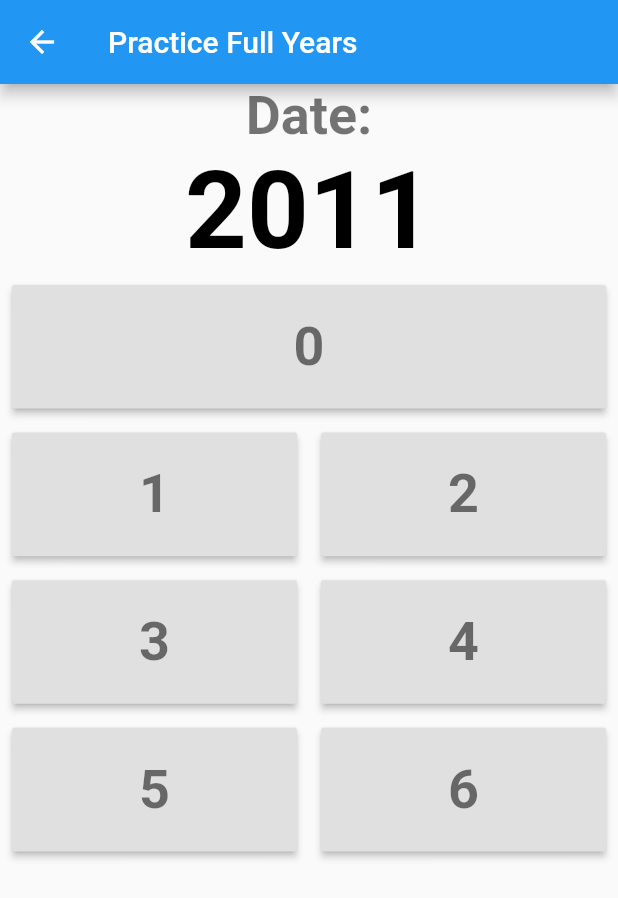
After one commit to sebastian-steiner/wdf, a Flutter app: the PYearFullStart screen opened by its route, after a tap on "Start practice round!", on a phone screen of 412 x 824 dp. The commit adds this screen. Shown: the top 898 px of the screen. Run offline on Flutter 3.47's test engine with Material 2 defaults, Android fonts, the phone set to English and light mode, and no system bars; our stand-ins replace auto_size_text, numberpicker; generated files the repository leaves out were written again.

Commit message:
Add full year page

```diff
--- a/lib/homepage.dart
+++ b/lib/homepage.dart
@@ -12,12 +12,10 @@ class Homepage extends StatelessWidget {
         mainAxisAlignment: MainAxisAlignment.center,
         crossAxisAlignment: CrossAxisAlignment.center,
         children: <Widget>[
-          NamedNavigatorButton(
-            route: "/PMonth",
-            text: "Practice Months",
-          ),
+          NamedNavigatorButton(route: "/PMonth", text: "Practice Months",),
           NamedNavigatorButton(route: "/PYear", text: "Practice Years"),
           NamedNavigatorButton(route: "/PCentury", text: "Practice Centuries"),
+          NamedNavigatorButton(route: "/PYearFull", text: "Practice Full Years"),
           NamedNavigatorButton(route: "/PDayMonth", text: "Practice Day-Months"),
           NamedNavigatorButton(route: "/PFull", text: "Practice Full Dates"),
         ],
--- a/lib/main.dart
+++ b/lib/main.dart
@@ -5,6 +5,7 @@ import 'package:wdf/p_month/p_month_start.dart';
 import 'package:wdf/p_century/p_century_start.dart';
 import 'package:wdf/p_year/p_year_start.dart';
 import 'package:wdf/p_full/p_full_start.dart';
+import 'package:wdf/p_year_full/p_year_full_start.dart';
 
 void main() {
   runApp(MyApp());
@@ -22,8 +23,9 @@ class MyApp extends StatelessWidget {
         '/PMonth': (context) => PMonthStart(),
         '/PYear': (context) => PYearStart(),
         '/PCentury': (context) => PCenturyStart(),
+        '/PYearFull': (context) => PYearFullStart(),
+        '/PDayMonth': (context) => PDayMonthStart(),
         '/PFull': (context) => PFullStart(),
-        '/PDayMonth': (context) => PDayMonthStart(),
       },
       theme: ThemeData(
           primarySwatch: Colors.blue,
--- /dev/null
+++ b/lib/p_year_full/p_year_full.dart
@@ -0,0 +1,136 @@
+import 'dart:math';
+
+import 'package:auto_size_text/auto_size_text.dart';
+import 'package:flutter/material.dart';
+import 'package:wdf/logic/date.dart';
+import 'package:wdf/logic/statistics.dart';
+import 'package:wdf/widgets/answer_widget.dart';
+
+import 'p_year_full_end.dart';
+
+class PYearFull extends StatefulWidget {
+  final int count;
+  final int minCentury;
+  final int maxCentury;
+  final int minYear;
+  final int maxYear;
+
+  PYearFull(
+      {Key key,
+      @required this.count,
+      @required this.minCentury,
+      @required this.maxCentury,
+      @required this.minYear,
+      @required this.maxYear})
+      : super(key: key);
+
+  @override
+  _PYearFullState createState() => _PYearFullState();
+}
+
+class _PYearFullState extends State<PYearFull> {
+  List<int> remainingCodes;
+  Color color;
+  Stopwatch watch;
+  Random rng;
+
+  Statistics stats;
+
+  List<int> setupCodes() {
+    List<int> remaining = new List();
+    for (int i = 0; i < widget.count; i++) {
+      remaining.add(createYear(widget.minYear, widget.maxYear,
+          widget.minCentury, widget.maxCentury));
+    }
+    return remaining;
+  }
+
+  int createYear(minY, maxY, minC, maxC) {
+    int century = rng.nextInt((maxC - minC) ~/ 100) + minC ~/ 100;
+    int year = rng.nextInt(maxY - minY) + minY;
+    return century * 100 + year;
+  }
+
+  @override
+  void initState() {
+    super.initState();
+    rng = new Random();
+    stats = new Statistics();
+    remainingCodes = setupCodes();
+    remainingCodes.shuffle();
+    color = Colors.black;
+    watch = Stopwatch();
+  }
+
+  @override
+  Widget build(BuildContext context) {
+    if (!watch.isRunning) {
+      watch.start();
+    }
+
+    return Scaffold(
+      appBar: AppBar(
+        title: Text("Practice Full Years"),
+      ),
+      body: Row(
+        mainAxisAlignment: MainAxisAlignment.center,
+        children: <Widget>[
+          Expanded(
+              child: Column(
+            children: <Widget>[
+              Text(
+                "Date:",
+                style: Theme.of(context).textTheme.headline2,
+              ),
+              Text(
+                remainingCodes.last.toString(),
+                style: Theme.of(context)
+                    .textTheme
+                    .headline1
+                    .copyWith(color: color),
+              ),
+              AnswerWidget(answer: answer)
+            ],
+          ))
+        ],
+      ),
+    );
+  }
+
+  void answer(int val) async {
+    int curr = Date.centuryCode(remainingCodes.last ~/ 100) +
+        Date.yearCode(remainingCodes.last % 100);
+    curr %= 7;
+
+    if (curr == val) {
+      if (remainingCodes.length == 1) {
+        stats.options.addAll({
+          "count": widget.count.toString(),
+          "minCentury": widget.minCentury.toString(),
+          "maxCentury": widget.maxCentury.toString(),
+          "minYear": widget.minYear.toString(),
+          "maxYear": widget.maxYear.toString()
+        });
+      }
+
+      setState(() {
+        // time
+        watch.stop();
+        stats.times.add(watch.elapsed);
+        watch.reset();
+
+        color = Colors.green;
+        remainingCodes.removeLast();
+        if (remainingCodes.isEmpty) {
+          Navigator.of(context).pushReplacement(
+              MaterialPageRoute(builder: (_) => PYearFullEnd(stats: stats)));
+        }
+      });
+    } else {
+      setState(() {
+        stats.errors++;
+        color = Colors.redAccent;
+      });
+    }
+  }
+}
--- /dev/null
+++ b/lib/p_year_full/p_year_full_start.dart
@@ -0,0 +1,134 @@
+import 'package:flutter/material.dart';
+import 'package:wdf/widgets/bool_picker_row.dart';
+import 'package:wdf/widgets/number_picker_row.dart';
+
+import 'p_year_full.dart';
+
+class PYearFullStart extends StatefulWidget {
+  @override
+  State createState() => _PYearFullStartState();
+}
+
+class _PYearFullStartState extends State<PYearFullStart> {
+  int count;
+  int minCentury;
+  int maxCentury;
+  int minYear;
+  int maxYear;
+
+  @override
+  void initState() {
+    super.initState();
+    count = 30;
+    minYear = 0;
+    maxYear = 99;
+    minCentury = 1600;
+    maxCentury = 2400;
+  }
+
+  @override
+  Widget build(BuildContext context) {
+    return Scaffold(
+      appBar: AppBar(
+        title: Text(
+          "Practice Full Years",
+          style: Theme.of(context)
+              .textTheme
+              .headline3
+              .copyWith(color: Colors.white),
+        ),
+      ),
+      body: Row(
+        mainAxisAlignment: MainAxisAlignment.center,
+        children: <Widget>[
+          Column(
+            children: <Widget>[
+              Text(
+                "Setup",
+                style: Theme.of(context).textTheme.bodyText1,
+              ),
+              NumberPickerRow(
+                curr: count,
+                min: 1,
+                max: 250,
+                name: "Count",
+                update: (val) => setState(() {
+                  count = val;
+                }),
+              ),
+              NumberPickerRow(
+                curr: minYear,
+                min: 0,
+                max: 99 - 1,
+                // max > min
+                name: "Min Year",
+                update: (val) => setState(() {
+                  minYear = val;
+                  if (minYear >= maxYear) {
+                    maxYear = minYear + 1;
+                  }
+                }),
+              ),
+              NumberPickerRow(
+                curr: maxYear,
+                min: 0 + 1,
+                // max > min
+                max: 99,
+                name: "Max Year",
+                update: (val) => setState(() {
+                  maxYear = val;
+                  if (maxYear <= minYear) {
+                    minYear = maxYear - 1;
+                  }
+                }),
+              ),
+              NumberPickerRow(
+                curr: minCentury,
+                min: 0,
+                max: 3000 - 100,
+                // max > min
+                step: 100,
+                name: "Min Century",
+                update: (val) => setState(() {
+                  minCentury = val;
+                  if (minCentury >= maxCentury) {
+                    maxCentury = minCentury + 100;
+                  }
+                }),
+              ),
+              NumberPickerRow(
+                curr: maxCentury,
+                min: 0 + 100,
+                // max > min
+                max: 3000,
+                step: 100,
+                name: "Max Century",
+                update: (val) => setState(() {
+                  maxCentury = val;
+                  if (maxCentury <= minCentury) {
+                    minCentury = maxCentury - 100;
+                  }
+                }),
+              ),
+              Spacer(),
+              RaisedButton(
+                child: Text(
+                  "Start practice round!",
+                  style: Theme.of(context).textTheme.bodyText2,
+                ),
+                onPressed: () => Navigator.of(context).push(
+                    new MaterialPageRoute(
+                        builder: (_) => PYearFull(
+                            count: count,
+                            minCentury: minCentury,
+                            maxCentury: maxCentury,
+                            minYear: minYear,
+                            maxYear: maxYear))),
+              ),
+            ],
+          )
+        ],
+      ),
+    );
+  }
+}
```
Also changed, not shown: lib/p_year_full/p_year_full_end.dart (added, +57 -0 lines).
